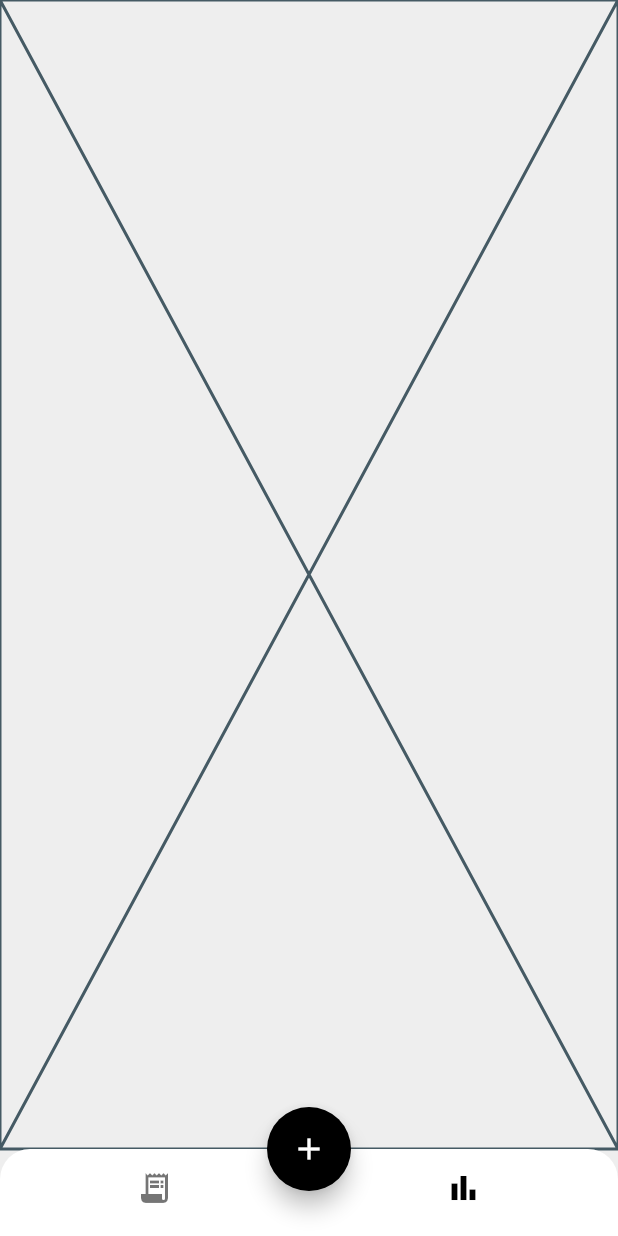
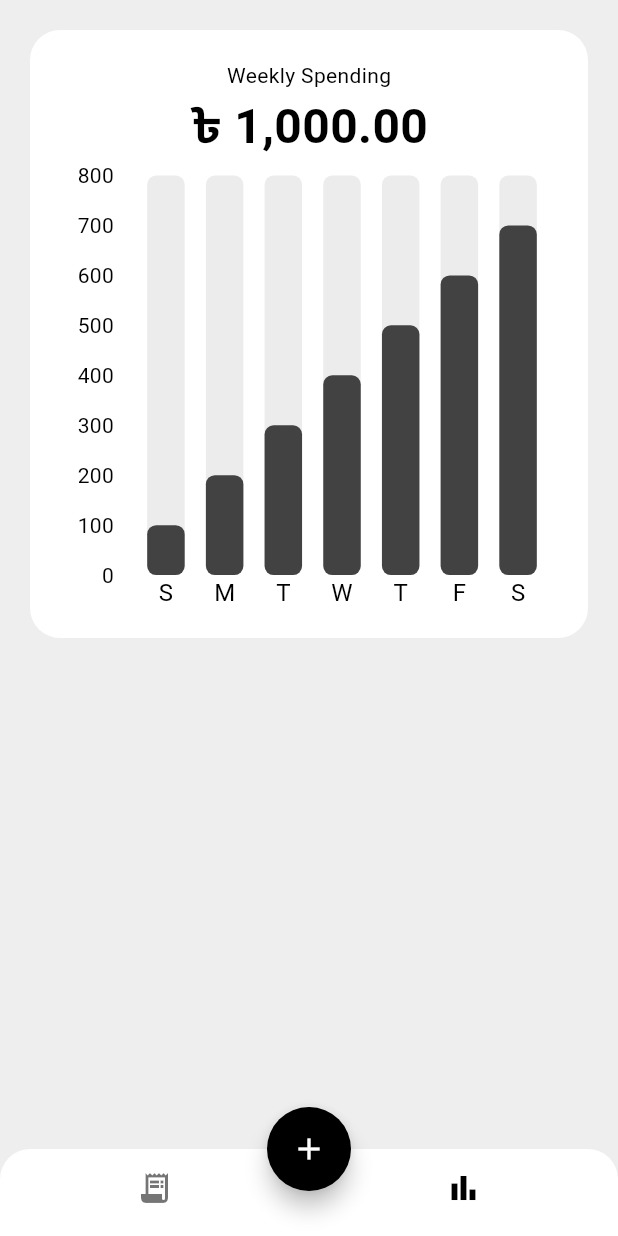
Before and after one commit to roundspecs/expense_tracker, a Flutter app: the screen it shows after launch, item 2 of the bottom bar chosen, on a phone screen of 412 x 824 dp. Run offline on Flutter 3.47's test engine with Material 3 defaults, Android fonts, the phone set to English and light mode, and no system bars; drawn by our look-alikes of fl_chart; our stand-ins replace bloc.

Commit message:
feat: Add stats

```diff
--- a/lib/app_view.dart
+++ b/lib/app_view.dart
@@ -1,4 +1,4 @@
-import 'package:expense_tracker/screens/home/view/home_view.dart';
+import 'package:expense_tracker/screens/home/view/view.dart';
 import 'package:flutter/material.dart';
 
 class AppView extends MaterialApp {
--- a/lib/screens/home/view/home_view.dart
+++ b/lib/screens/home/view/home_view.dart
@@ -1,5 +1,5 @@
 import 'package:expense_tracker/screens/home/view/main_screen.dart';
-import 'package:expense_tracker/screens/stats/views/stats_screen.dart';
+import 'package:expense_tracker/screens/stats/view/stats_screen.dart';
 import 'package:flutter/material.dart';
 
 const _pages = [
--- a/lib/screens/home/view/view.dart
+++ b/lib/screens/home/view/view.dart
@@ -0,0 +1 @@
+export 'home_view.dart';
--- /dev/null
+++ b/lib/screens/stats/view/stats_screen.dart
@@ -0,0 +1,45 @@
+import 'package:expense_tracker/screens/home/view/main_screen.dart';
+import 'package:expense_tracker/screens/stats/widgets/bar_graph.dart';
+import 'package:flutter/material.dart';
+
+class StatsScreen extends StatelessWidget {
+  const StatsScreen({super.key});
+
+  @override
+  Widget build(BuildContext context) {
+    return Padding(
+      padding: const EdgeInsets.all(20),
+      child: Column(
+        children: [
+          Container(
+            padding: const EdgeInsets.all(20),
+            decoration: BoxDecoration(
+              color: Colors.white,
+              borderRadius: BorderRadius.circular(20),
+            ),
+            child: Column(
+              children: [
+                const Text("Weekly Spending"),
+                Text(
+                  formatCurrency.format(1000),
+                  style: const TextStyle(
+                    fontSize: 32,
+                    fontWeight: FontWeight.bold,
+                  ),
+                ),
+                const SizedBox(height: 10),
+                SizedBox(
+                  width: double.infinity,
+                  height: MediaQuery.of(context).size.width * 0.7,
+                  child: const BarGraph(
+                    weeklySpending: [100, 200, 300, 400, 500, 600, 700],
+                  ),
+                ),
+              ],
+            ),
+          ),
+        ],
+      ),
+    );
+  }
+}
--- a/lib/screens/stats/views/stats_screen.dart
+++ /dev/null
@@ -1,10 +0,0 @@
-import 'package:flutter/material.dart';
-
-class StatsScreen extends StatelessWidget {
-  const StatsScreen({super.key});
-
-  @override
-  Widget build(BuildContext context) {
-    return const Placeholder();
-  }
-}
--- /dev/null
+++ b/lib/screens/stats/widgets/bar_graph.dart
@@ -0,0 +1,76 @@
+import 'dart:math' show max;
+
+import 'package:fl_chart/fl_chart.dart';
+import 'package:flutter/material.dart';
+
+class BarGraph extends StatelessWidget {
+  final List<double> weeklySpending;
+  static const weekDays = ['S', 'M', 'T', 'W', 'T', 'F', 'S'];
+  const BarGraph({super.key, required this.weeklySpending});
+
+  @override
+  Widget build(BuildContext context) {
+    var maxY = weeklySpending.reduce(max) + 100;
+    return BarChart(
+      BarChartData(
+        barTouchData: BarTouchData(
+          touchTooltipData: BarTouchTooltipData(
+            getTooltipItem: (group, groupIndex, rod, rodIndex) {
+              return BarTooltipItem(
+                rod.toY.round().toString(),
+                const TextStyle(
+                  color: Colors.white,
+                  fontWeight: FontWeight.bold,
+                ),
+              );
+            },
+          ),
+        ),
+        maxY: maxY,
+        minY: 0,
+        gridData: const FlGridData(show: false),
+        borderData: FlBorderData(show: false),
+        titlesData: FlTitlesData(
+          show: true,
+          rightTitles:
+              const AxisTitles(sideTitles: SideTitles(showTitles: false)),
+          topTitles:
+              const AxisTitles(sideTitles: SideTitles(showTitles: false)),
+          bottomTitles: AxisTitles(
+            sideTitles: SideTitles(
+              showTitles: true,
+              getTitlesWidget: (value, meta) => Text(
+                weekDays[value.toInt()],
+                style: const TextStyle(
+                  fontSize: 16,
+                ),
+              ),
+            ),
+          ),
+        ),
+        barGroups: [
+          for (int i = 0; i < weeklySpending.length; i++)
+            BarChartGroupData(
+              x: i,
+              barRods: [
+                BarChartRodData(
+                  toY: weeklySpending[i],
+                  color: Theme.of(context).colorScheme.secondary,
+                  width: 25,
+                  borderRadius: const BorderRadius.all(Radius.circular(6)),
+                  backDrawRodData: BackgroundBarChartRodData(
+                    show: true,
+                    toY: maxY,
+                    color: Theme.of(context)
+                        .colorScheme
+                        .secondary
+                        .withOpacity(0.1),
+                  ),
+                ),
+              ],
+            )
+        ],
+      ),
+    );
+  }
+}
```
Also changed, not shown: lib/screens/stats/view/views.dart (added), lib/screens/stats/widgets/widgets.dart (added), pubspec.lock.
